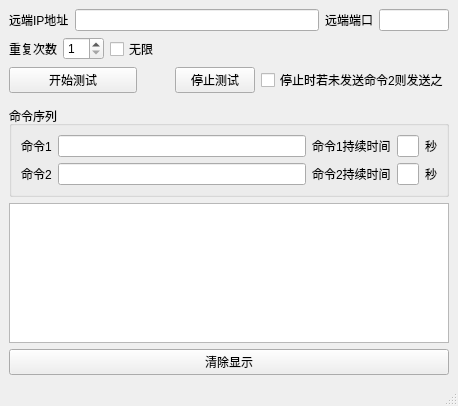
Above: mainwindow.ui from curious-heart/command_repeater before the change. Below: the same form after it.
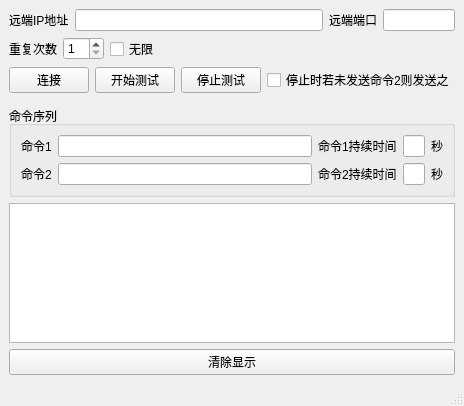
That is the form after the change.

The edit to the form file:
```diff
--- a/mainwindow.ui
+++ b/mainwindow.ui
@@ -108,7 +108,14 @@
      </layout>
     </item>
     <item>
-     <layout class="QHBoxLayout" name="horizontalLayout_10" stretch="4,1,2,0">
+     <layout class="QHBoxLayout" name="horizontalLayout_10" stretch="0,4,1,2,0">
+      <item>
+       <widget class="QPushButton" name="tcpConnPBtn">
+        <property name="text">
+         <string>连接</string>
+        </property>
+       </widget>
+      </item>
       <item>
        <widget class="QPushButton" name="startTestPBtn">
         <property name="text">
```
